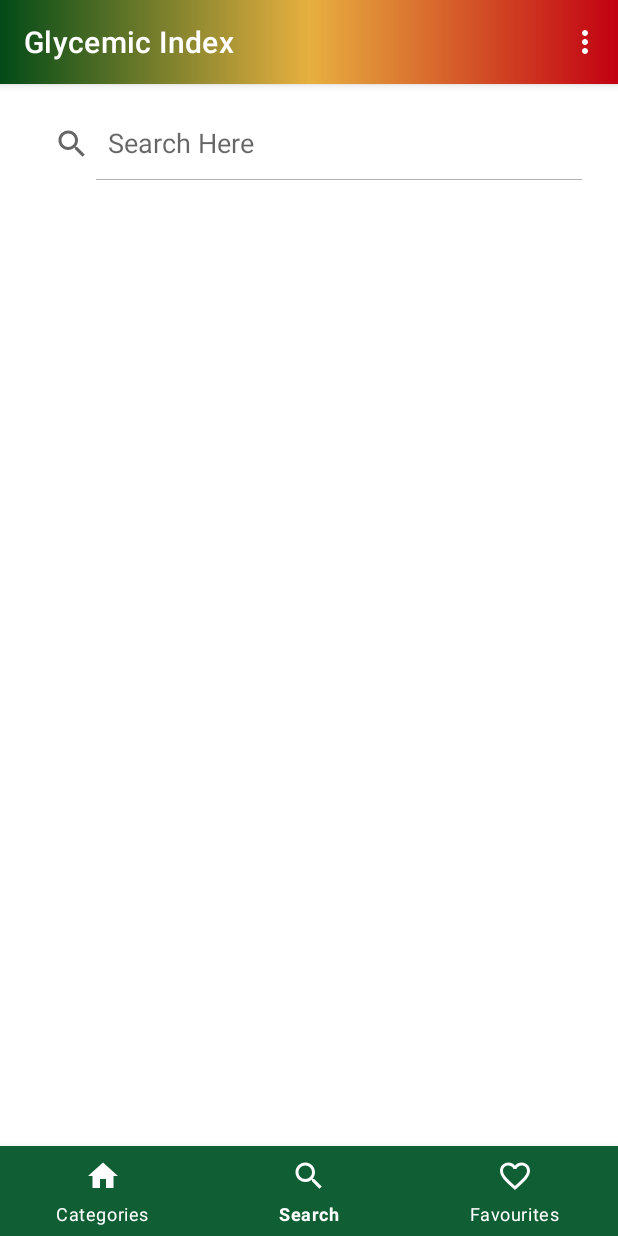
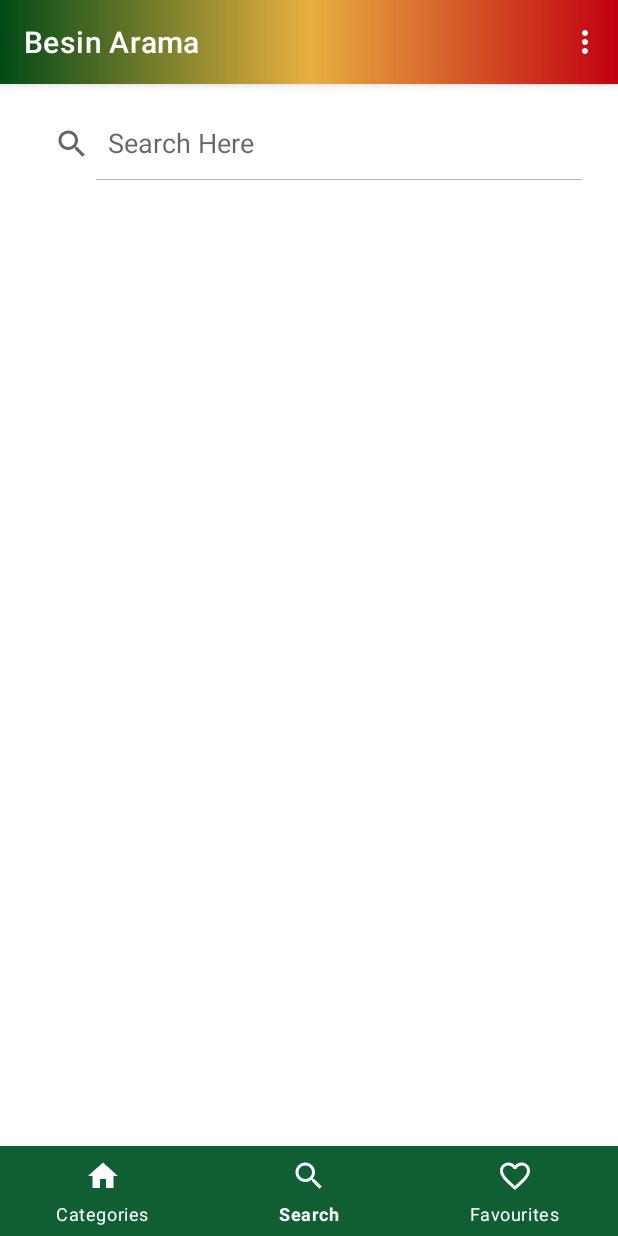
Before and after one commit to KursatErcan/GlycemicIndexAndroidApp, an Android app: the screen it shows after launch (MainActivity), item 2 of the bottom bar chosen, on a phone screen of 412 x 824 dp. Run offline under Robolectric (Android 15) with nearby library versions, the phone set to English and light mode, and no system bars; libraries missing offline, so code that uses them is left out: io.realm, io.realm.kotlin; 8 statements that could not run were skipped.

Commit message:
Action bar title dynamically set with fragment titles

```diff
--- a/app/src/main/java/com/kursatercan/glycemicindex/view/MainActivity.kt
+++ b/app/src/main/java/com/kursatercan/glycemicindex/view/MainActivity.kt
@@ -20,6 +20,7 @@ class MainActivity : AppCompatActivity() {
         bind = ActivityMainBinding.inflate(layoutInflater)
         setContentView(bind.root)
         supportActionBar?.setBackgroundDrawable(resources.getDrawable(R.drawable.gradient_main))
+        supportActionBar?.title = "Kategoriler"
 
         val categoriesFragment = CategoriesFragment()
         val searchFragment = SearchFragment()
@@ -29,9 +30,20 @@ class MainActivity : AppCompatActivity() {
 
         bind.bottomNavigation.setOnItemSelectedListener {
             when(it.itemId){
-                R.id.categoriesFragment -> changeFragment(categoriesFragment)
-                R.id.searchFragment -> changeFragment(searchFragment)
-                R.id.favouritesFragment -> changeFragment(favouritesFragment)
+                R.id.categoriesFragment -> {
+                    changeFragment(categoriesFragment)
+                    supportActionBar?.title = "Kategoriler"
+                }
+                R.id.searchFragment -> {
+                    changeFragment(searchFragment)
+                    supportActionBar?.title = "Besin Arama"
+
+                }
+                R.id.favouritesFragment -> {
+                    changeFragment(favouritesFragment)
+                    supportActionBar?.title = "Favoriler"
+
+                }
             }
             true
         }
```
